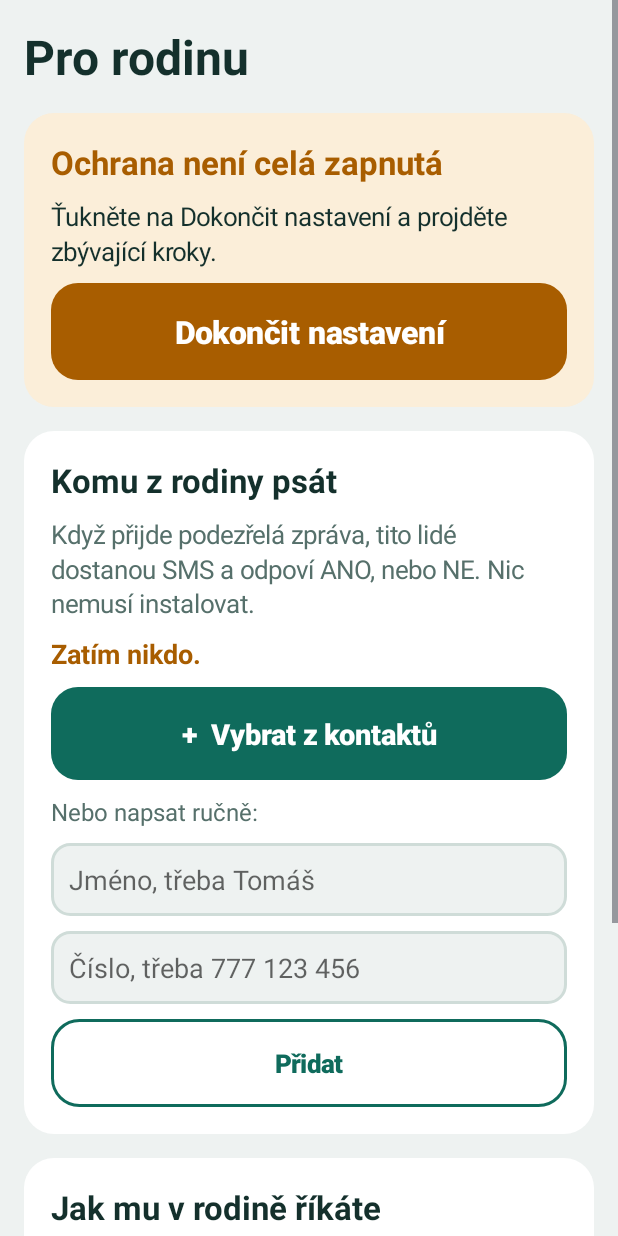
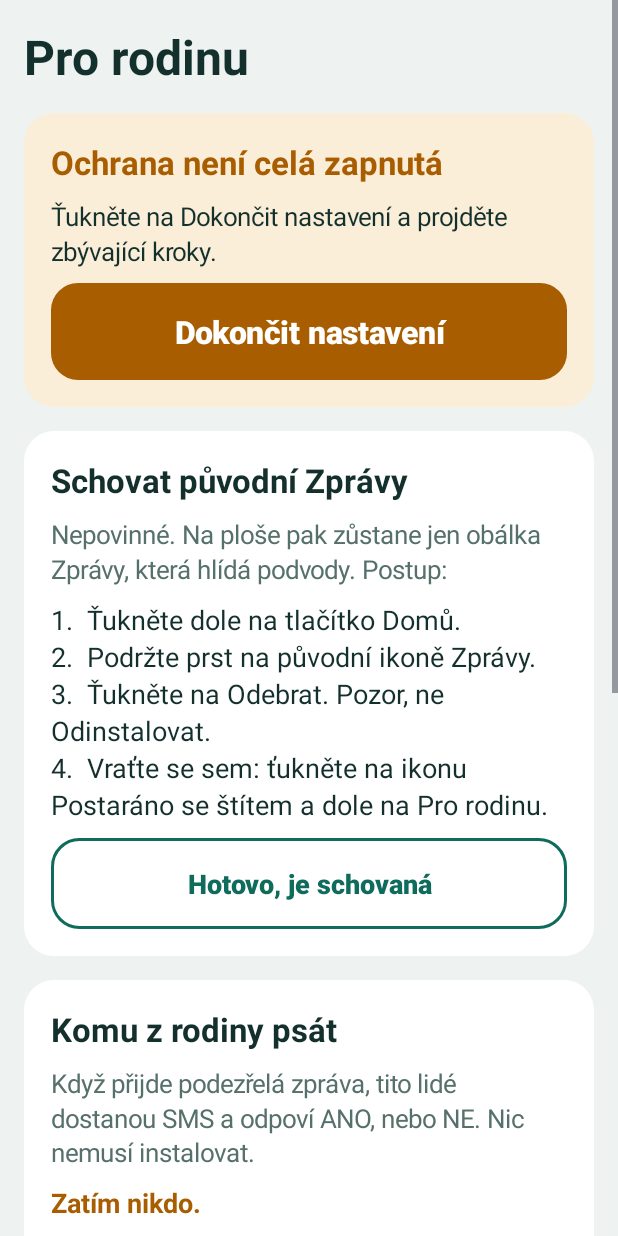
Before and after one commit to 995p2g56n2-wq/druhy-nazor, an Android app: the DruhyNazorActivity screen opened directly, with no data from a screen before it, on a phone screen of 412 x 824 dp. Run offline under Robolectric (Android 15) with nearby library versions, the phone set to English and light mode, and no system bars.

Commit message:
Schování původních Zpráv přesunuto z průvodce do Pro rodinu (#3)
Průvodce jen dá obálku Zprávy na plochu a jde dál. Senior nemusí
odcházet na plochu a hledat cestu zpátky. Schování původní ikony je
nepovinný návod pro rodinu v Pro rodinu.


Claude-Session: https://claude.ai/code/session_011h7VMnUtu7ciwt32iJXcso

Co-authored-by: Claude <noreply@anthropic.com>

```diff
--- a/app/build.gradle.kts
+++ b/app/build.gradle.kts
@@ -11,8 +11,8 @@ android {
         applicationId = "cz.druhynazor.test"
         minSdk = 29
         targetSdk = 34
-        versionCode = 10
-        versionName = "0.10-zkusebni"
+        versionCode = 11
+        versionName = "0.11-zkusebni"
     }
 
     signingConfigs {
--- a/app/src/main/java/cz/druhynazor/DruhyNazorActivity.kt
+++ b/app/src/main/java/cz/druhynazor/DruhyNazorActivity.kt
@@ -69,6 +69,22 @@ class DruhyNazorActivity : Activity() {
                 startActivity(Intent(this, DnSetupActivity::class.java))
             })
             root.addView(setup)
+        }
+
+        // ---- Schovat původní Zprávy (nepovinné, dělá rodina) ----
+        if (!prefs.uklidDone) {
+            val hide = Ui.card(this)
+            hide.addView(Ui.text(this, "Schovat původní Zprávy", 22f, bold = true))
+            hide.addView(Ui.text(this, "Nepovinné. Na ploše pak zůstane jen obálka Zprávy, která hlídá podvody. Postup:", 17f, color = Ui.MUTED))
+            hide.addView(Ui.text(this,
+                "1.  Ťukněte dole na tlačítko Domů.\n" +
+                "2.  Podržte prst na původní ikoně Zprávy.\n" +
+                "3.  Ťukněte na Odebrat. Pozor, ne Odinstalovat.\n" +
+                "4.  Vraťte se sem: ťukněte na ikonu Postaráno se štítem a dole na Pro rodinu.", 18f))
+            hide.addView(Ui.button(this, "Hotovo, je schovaná", Ui.CARD, Ui.ACCENT, sp = 18f) {
+                prefs.uklidDone = true; render()
+            })
+            root.addView(hide)
         }
 
         root.addView(FamilyUi.card(this) { render() })
--- a/app/src/main/java/cz/druhynazor/Prefs.kt
+++ b/app/src/main/java/cz/druhynazor/Prefs.kt
@@ -66,6 +66,11 @@ class Prefs(context: Context) {
     var uklidDone: Boolean
         get() = d.getBoolean("uklid_done", false)
         set(v) = d.edit().putBoolean("uklid_done", v).apply()
+
+    /** Na ploše je naše obálka Zprávy. */
+    var envelopePinned: Boolean
+        get() = d.getBoolean("envelope_pinned", false)
+        set(v) = d.edit().putBoolean("envelope_pinned", v).apply()
 
     /** Rodině už odešla zkušební zpráva na konci nastavení. */
     var testSent: Boolean
```
Also changed, not shown: app/src/main/java/cz/druhynazor/DnSetupActivity.kt (+5 -22 lines).
